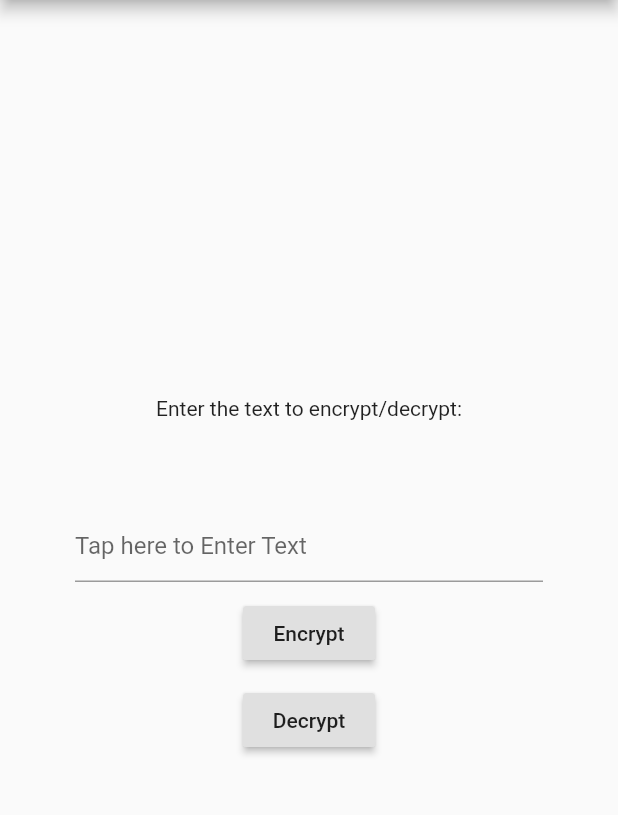
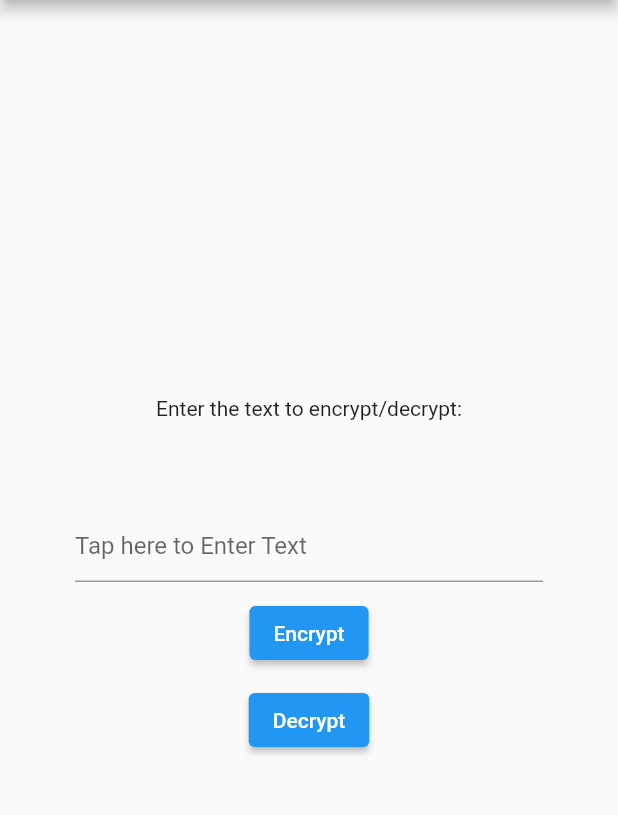
Before and after one commit to gauthiii/rsis, a Flutter app: the screen it shows after launch, on a phone screen of 412 x 824 dp, the part 84-899 px from its top. Run offline on Flutter 3.47's test engine with Material 2 defaults, Android fonts, the phone set to English and light mode, and no system bars.

Commit message:
Updated on 30-May-2023

```diff
--- a/example/lib/main.dart
+++ b/example/lib/main.dart
@@ -55,7 +55,7 @@ class _MyHomePageState extends State<MyHomePage> {
                       InputDecoration(hintText: 'Tap here to Enter Text'),
                 )),
             Container(height: 10),
-            RaisedButton(
+            ElevatedButton(
               onPressed: () {
                 setState(() {
                   y = "The encrypted text is:";
@@ -65,7 +65,7 @@ class _MyHomePageState extends State<MyHomePage> {
               child: Text("Encrypt"),
             ),
             Container(height: 10),
-            RaisedButton(
+            ElevatedButton(
               onPressed: () {
                 setState(() {
                   y = "The decrypted text is:";
--- a/example/pubspec.yaml
+++ b/example/pubspec.yaml
@@ -18,7 +18,7 @@ publish_to: 'none' # Remove this line if you wish to publish to pub.dev
 version: 1.0.0+1
 
 environment:
-  sdk: ">=2.7.0 <3.0.0"
+  sdk: '>=3.0.2 <4.0.0'
 
 dependencies:
   flutter:
--- a/pubspec.yaml
+++ b/pubspec.yaml
@@ -1,11 +1,11 @@
 name: rsis
 description: RSIS Cipher Algorithm
-version: 0.0.3
+version: 0.0.4
 author: Gautham Vijayaraj
 homepage: https://github.com/gauthiii/rsis
 
 environment:
-  sdk: ">=2.12.0 <3.0.0"
+  sdk: '>=3.0.2 <4.0.0'
   flutter: ">=1.17.0"
 
 dependencies:
```
Also changed, not shown: example/pubspec.lock, pubspec.lock, 3 other files.
